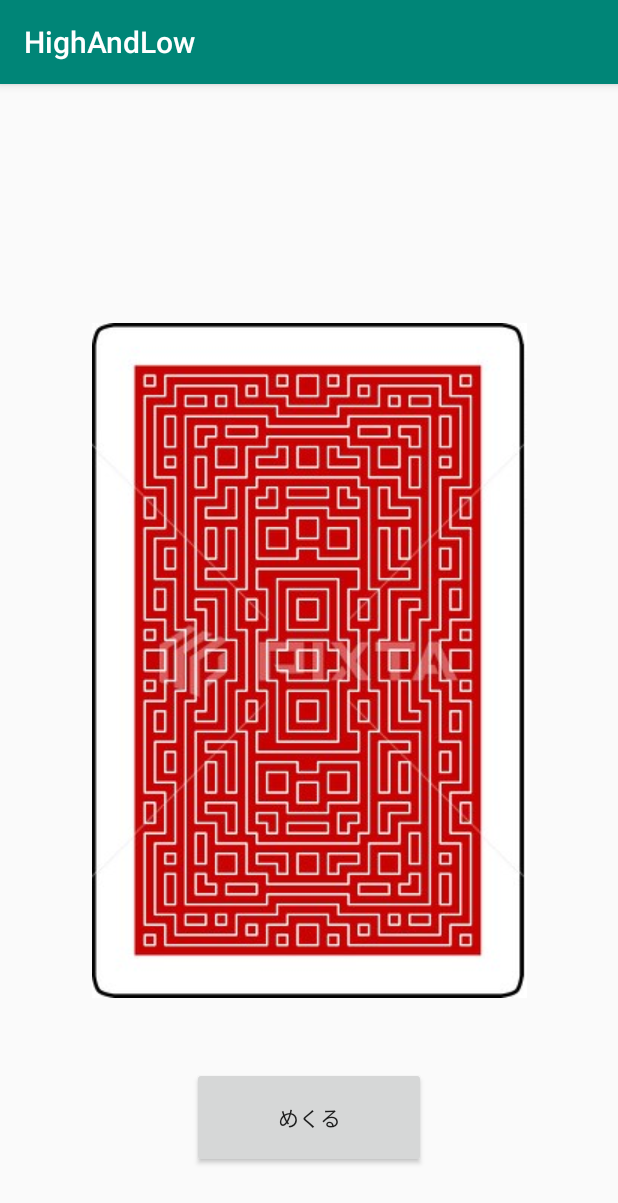
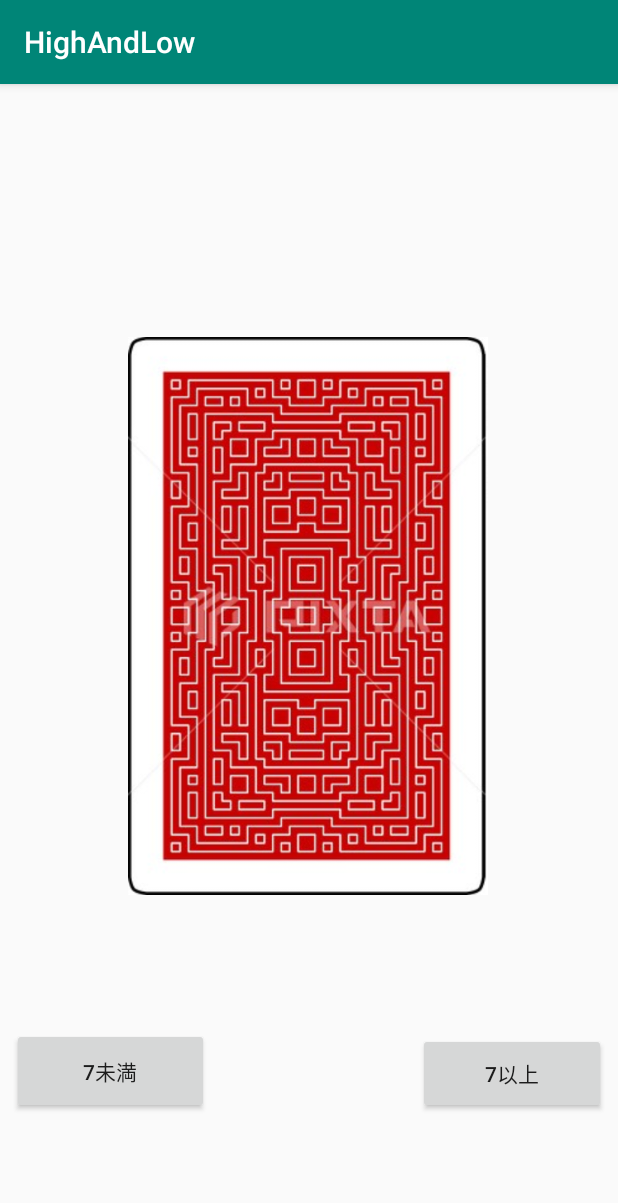
Before and after one commit to ryoikijisshu/HighAndLow, an Android app: the screen it shows after launch (MainActivity), on a phone screen of 412 x 824 dp. Shown: the top 1203 px of the screen. Run offline under Robolectric (Android 15) with nearby library versions, the phone set to English and light mode, and no system bars.

Commit message:
ハイアンドロー課題完成しました．

```diff
--- a/app/src/main/res/layout/activity_main.xml
+++ b/app/src/main/res/layout/activity_main.xml
@@ -7,23 +7,33 @@
         android:layout_height="match_parent"
         tools:context=".MainActivity">
     <Button
-            android:text="めくる"
-            android:layout_width="156dp"
-            android:layout_height="67dp"
+            android:text="7未満"
+            android:layout_width="131dp"
+            android:layout_height="57dp"
             android:id="@+id/button"
             app:layout_constraintStart_toStartOf="parent"
-            android:layout_marginLeft="8dp" android:layout_marginStart="8dp" app:layout_constraintEnd_toEndOf="parent"
-            android:layout_marginEnd="8dp" android:layout_marginRight="8dp" android:layout_marginBottom="8dp"
+            android:layout_marginLeft="8dp" android:layout_marginStart="8dp"
+            android:layout_marginBottom="8dp"
             app:layout_constraintBottom_toBottomOf="parent" android:layout_marginTop="8dp"
-            app:layout_constraintTop_toBottomOf="@+id/uraimage"/>
+            app:layout_constraintTop_toBottomOf="@+id/uraimage"
+            app:layout_constraintVertical_bias="0.491"/>
 
     <ImageView
-            android:layout_width="wrap_content"
-            android:layout_height="wrap_content" app:srcCompat="@drawable/ura"
+            android:layout_width="240dp"
+            android:layout_height="392dp" app:srcCompat="@drawable/ura"
             android:id="@+id/uraimage"
             app:layout_constraintStart_toStartOf="parent"
             android:layout_marginLeft="8dp" android:layout_marginStart="8dp" app:layout_constraintEnd_toEndOf="parent"
             android:layout_marginEnd="8dp" android:layout_marginRight="8dp" android:layout_marginTop="8dp"
             app:layout_constraintTop_toTopOf="parent"
-            android:layout_marginBottom="8dp" app:layout_constraintBottom_toBottomOf="parent"/>
+            android:layout_marginBottom="8dp" app:layout_constraintBottom_toBottomOf="parent"
+            app:layout_constraintHorizontal_bias="0.495" app:layout_constraintVertical_bias="0.418"/>
+    <Button
+            android:text="7以上"
+            android:layout_width="125dp"
+            android:layout_height="54dp"
+            android:id="@+id/button2" app:layout_constraintEnd_toEndOf="parent" android:layout_marginEnd="8dp"
+            android:layout_marginRight="8dp" android:layout_marginTop="8dp"
+            app:layout_constraintTop_toBottomOf="@+id/uraimage" android:layout_marginBottom="8dp"
+            app:layout_constraintBottom_toBottomOf="parent"/>
 </android.support.constraint.ConstraintLayout>
```
Also changed, not shown: app/src/main/java/kgu/klab/highandlow/MainActivity.kt (+8 -1 lines), app/src/main/java/kgu/klab/highandlow/ResultActivity.kt (+7 -0 lines), app/src/main/res/layout/activity_result.xml (+10 -2 lines).
